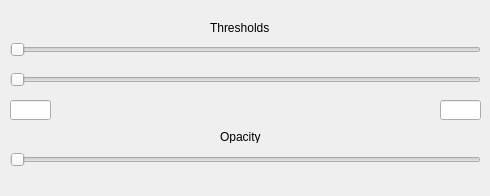
Before: the Qt Designer form ChangeVolumePropertiesWidget.ui in FubuFabian/ThreeViews, drawn with Qt 5.
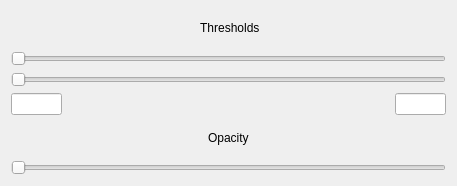
After: the same form once the commit is applied.

Patch:
```diff
--- a/ChangeVolumePropertiesWidget.ui
+++ b/ChangeVolumePropertiesWidget.ui
@@ -6,104 +6,164 @@
    <rect>
     <x>0</x>
     <y>0</y>
-    <width>490</width>
-    <height>196</height>
+    <width>457</width>
+    <height>186</height>
    </rect>
   </property>
   <property name="windowTitle">
    <string>ChangeVolumePropertiesWidget</string>
   </property>
+  <layout class="QHBoxLayout" name="horizontalLayout_6">
+   <item>
+    <layout class="QGridLayout" name="gridLayout_2">
+     <item row="1" column="0">
   <widget class="QSlider" name="lowerThresholdSlider">
-   <property name="geometry">
-    <rect>
-     <x>10</x>
-     <y>40</y>
-     <width>471</width>
-     <height>19</height>
-    </rect>
-   </property>
    <property name="orientation">
     <enum>Qt::Horizontal</enum>
    </property>
   </widget>
-  <widget class="QSlider" name="upperThresholdSlider">
-   <property name="geometry">
-    <rect>
-     <x>10</x>
-     <y>70</y>
-     <width>471</width>
-     <height>19</height>
-    </rect>
-   </property>
+     </item>
+     <item row="4" column="0">
+      <layout class="QHBoxLayout" name="horizontalLayout">
+       <item>
+        <widget class="QLineEdit" name="lowerThresholdDisplay">
+         <property name="maximumSize">
+          <size>
+           <width>51</width>
+           <height>22</height>
+          </size>
+         </property>
+        </widget>
+       </item>
+       <item>
+        <spacer name="horizontalSpacer">
    <property name="orientation">
     <enum>Qt::Horizontal</enum>
    </property>
-  </widget>
+         <property name="sizeHint" stdset="0">
+          <size>
+           <width>40</width>
+           <height>20</height>
+          </size>
+         </property>
+        </spacer>
+       </item>
+       <item>
+        <widget class="QLineEdit" name="upperThresholdDisplay">
+         <property name="maximumSize">
+          <size>
+           <width>51</width>
+           <height>22</height>
+          </size>
+         </property>
+        </widget>
+       </item>
+      </layout>
+     </item>
+     <item row="6" column="0">
   <widget class="QSlider" name="opacitySlider">
-   <property name="geometry">
-    <rect>
-     <x>10</x>
-     <y>150</y>
-     <width>471</width>
-     <height>19</height>
-    </rect>
-   </property>
    <property name="orientation">
     <enum>Qt::Horizontal</enum>
    </property>
   </widget>
-  <widget class="QLabel" name="label_3">
-   <property name="geometry">
-    <rect>
-     <x>220</x>
-     <y>130</y>
-     <width>46</width>
-     <height>13</height>
-    </rect>
-   </property>
-   <property name="text">
-    <string>Opacity</string>
-   </property>
-  </widget>
+     </item>
+     <item row="0" column="0">
+      <layout class="QHBoxLayout" name="horizontalLayout_2">
+       <item>
+        <layout class="QHBoxLayout" name="horizontalLayout_3">
+         <item>
+          <spacer name="horizontalSpacer_2">
+           <property name="orientation">
+            <enum>Qt::Horizontal</enum>
+           </property>
+           <property name="sizeHint" stdset="0">
+            <size>
+             <width>40</width>
+             <height>20</height>
+            </size>
+           </property>
+          </spacer>
+         </item>
+         <item>
   <widget class="QLabel" name="label">
-   <property name="geometry">
-    <rect>
-     <x>210</x>
-     <y>20</y>
-     <width>61</width>
-     <height>16</height>
-    </rect>
-   </property>
    <property name="font">
     <font>
      <strikeout>false</strikeout>
      <kerning>true</kerning>
     </font>
    </property>
+           <property name="layoutDirection">
+            <enum>Qt::LeftToRight</enum>
+           </property>
    <property name="text">
-    <string>Thresholds</string>
-   </property>
-  </widget>
-  <widget class="QLineEdit" name="lowerThresholdDisplay">
-   <property name="geometry">
-    <rect>
-     <x>10</x>
-     <y>100</y>
-     <width>41</width>
+            <string> Thresholds</string>
+           </property>
+          </widget>
+         </item>
+         <item>
+          <spacer name="horizontalSpacer_4">
+           <property name="orientation">
+            <enum>Qt::Horizontal</enum>
+           </property>
+           <property name="sizeHint" stdset="0">
+            <size>
+             <width>40</width>
      <height>20</height>
-    </rect>
-   </property>
-  </widget>
-  <widget class="QLineEdit" name="upperThresholdDisplay">
-   <property name="geometry">
-    <rect>
-     <x>440</x>
-     <y>100</y>
-     <width>41</width>
+            </size>
+           </property>
+          </spacer>
+         </item>
+        </layout>
+       </item>
+      </layout>
+     </item>
+     <item row="5" column="0">
+      <layout class="QHBoxLayout" name="horizontalLayout_4">
+       <item>
+        <spacer name="horizontalSpacer_5">
+         <property name="orientation">
+          <enum>Qt::Horizontal</enum>
+         </property>
+         <property name="sizeHint" stdset="0">
+          <size>
+           <width>40</width>
+           <height>20</height>
+          </size>
+         </property>
+        </spacer>
+       </item>
+       <item>
+        <widget class="QLabel" name="label_3">
+         <property name="text">
+          <string>Opacity</string>
+         </property>
+        </widget>
+       </item>
+       <item>
+        <spacer name="horizontalSpacer_6">
+         <property name="orientation">
+          <enum>Qt::Horizontal</enum>
+         </property>
+         <property name="sizeHint" stdset="0">
+          <size>
+           <width>40</width>
      <height>20</height>
-    </rect>
-   </property>
-  </widget>
+          </size>
+         </property>
+        </spacer>
+       </item>
+      </layout>
+     </item>
+     <item row="2" column="0">
+      <widget class="QSlider" name="upperThresholdSlider">
+       <property name="orientation">
+        <enum>Qt::Horizontal</enum>
+       </property>
+      </widget>
+     </item>
+    </layout>
+   </item>
+  </layout>
  </widget>
  <layoutdefault spacing="6" margin="11"/>
  <resources/>
```
Left out of the diff: 32 changed lines with no effect on the pictures. Lines whose indentation alone changed are shown as unchanged.
